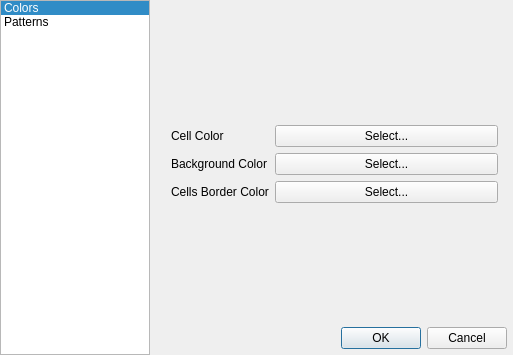
Old version of the form configdialog.ui in the repository darthtenebrus/kglife.
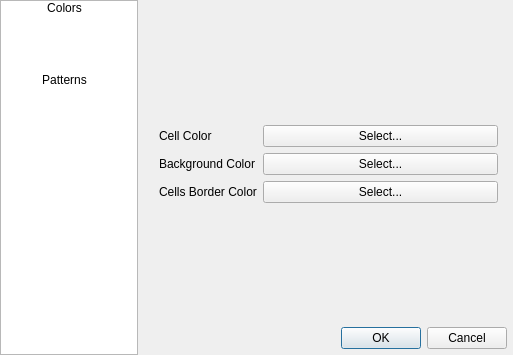
New version of the form. Icons and pictures are not drawn.

Commit message: advanced color dialog

Diff of the .ui file:
```diff
--- a/configdialog.ui
+++ b/configdialog.ui
@@ -36,13 +36,13 @@
      </property>
      <property name="minimumSize">
       <size>
-       <width>150</width>
+       <width>138</width>
        <height>0</height>
       </size>
      </property>
      <property name="maximumSize">
       <size>
-       <width>150</width>
+       <width>138</width>
        <height>16777215</height>
       </size>
      </property>
@@ -58,11 +58,23 @@
        <height>32</height>
       </size>
      </property>
+     <property name="gridSize">
+      <size>
+       <width>128</width>
+       <height>72</height>
+      </size>
+     </property>
+     <property name="viewMode">
+      <enum>QListView::IconMode</enum>
+     </property>
+     <property name="uniformItemSizes">
+      <bool>true</bool>
+     </property>
      <property name="selectionRectVisible">
       <bool>true</bool>
      </property>
      <property name="currentRow">
-      <number>0</number>
+      <number>-1</number>
      </property>
      <item>
       <property name="text">
```
Left out of the diff: 2 changed lines with no effect on the pictures. The commit also changes 2 other files.
